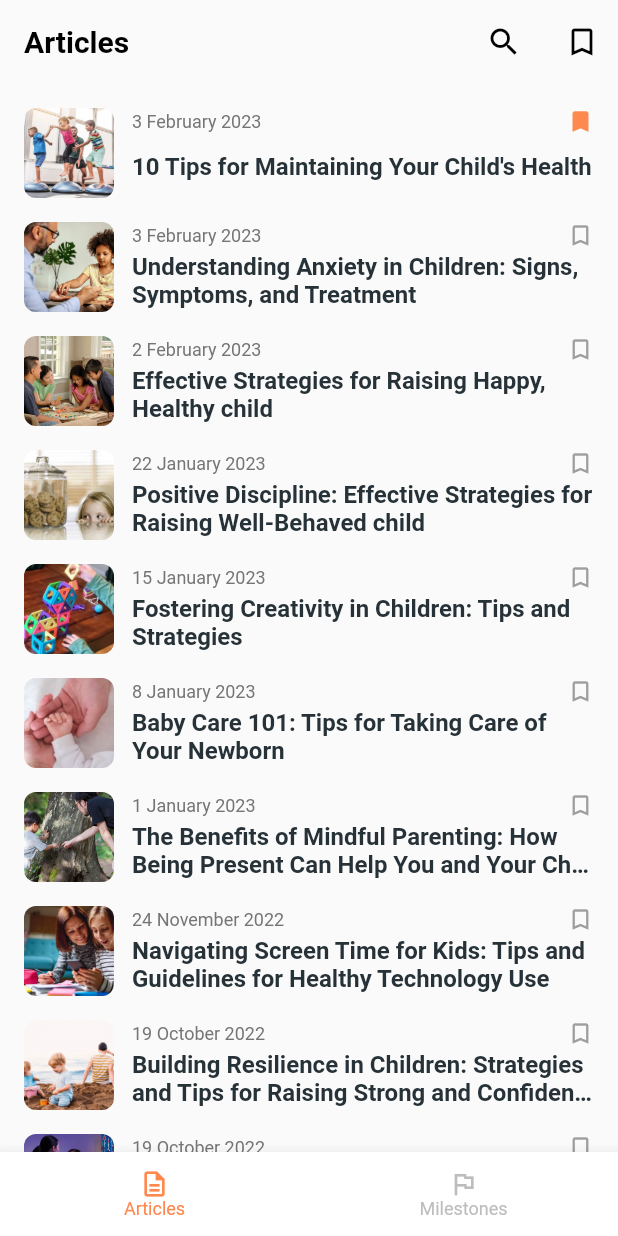
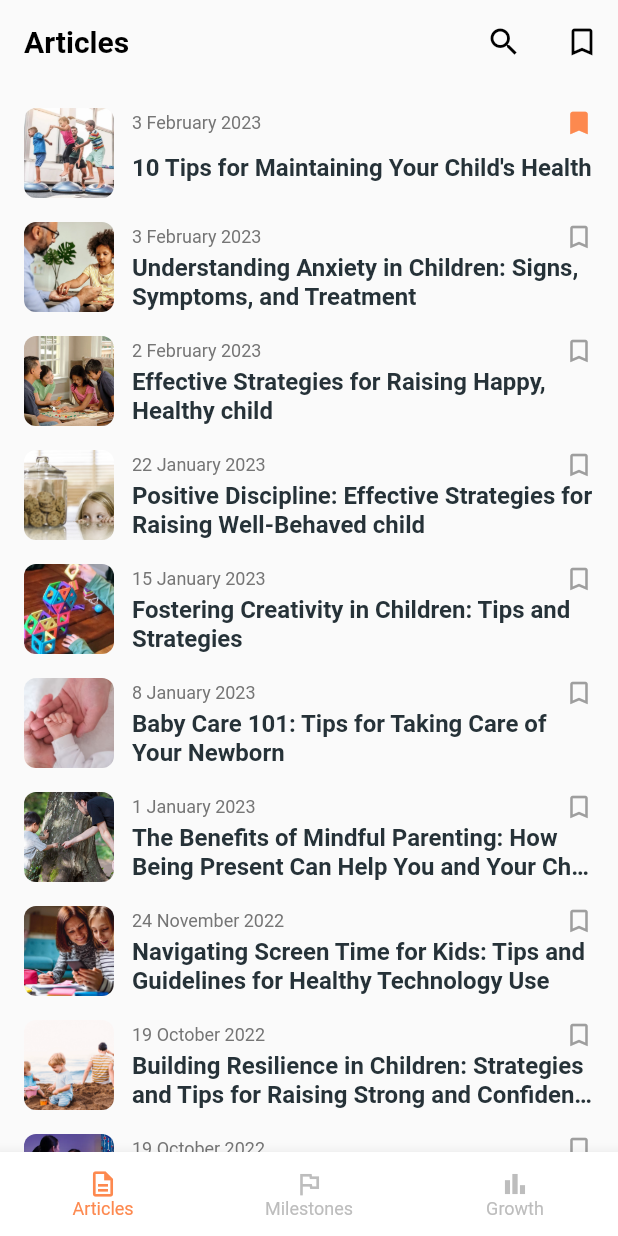
Before and after one commit to Ilgz/care_companion, a Flutter app: the screen it shows after launch, after a tap on the "bookmark outline" icon, on a phone screen of 412 x 824 dp. Run offline on Flutter 3.47's test engine with Material 2 defaults, Android fonts, the phone set to English and light mode, and no system bars; our stand-ins replace bloc, dartz, dropdown_button2, flutter_bloc, flutter_svg, freezed_annotation and 5 more; accounts and stored records are empty.

Commit message:
feat: implement tracker_repository

```diff
--- /dev/null
+++ b/lib/domain/milestone/value_objects.dart
@@ -0,0 +1,13 @@
+import 'package:cash_manager/domain/core/failures.dart';
+import 'package:cash_manager/domain/core/value_objects.dart';
+import 'package:cash_manager/domain/core/value_validators.dart';
+import 'package:dartz/dartz.dart';
+import 'package:hive_flutter/hive_flutter.dart';
+class Measurement extends ValueObject<double>{
+  @override
+  final Either<ValueFailure<double>, double>  value;
+  factory Measurement(double amount){
+    return Measurement._(validateAmountIsGreaterThanZero(amount));
+  }
+  const Measurement._(this.value);
+}
--- a/lib/infrastructure/core/app_injectable_module.dart
+++ b/lib/infrastructure/core/app_injectable_module.dart
@@ -1,4 +1,5 @@
 import 'package:cash_manager/domain/milestone/milestone.dart';
+import 'package:cash_manager/infrastructure/tracker/tracker_dto.dart';
 import 'package:hive_flutter/hive_flutter.dart';
 import 'package:http/http.dart' as http;
 import 'package:injectable/injectable.dart';
@@ -20,4 +21,8 @@ abstract class AppInjectableProdModule {
   @Named("milestoneBox")
   Future<Box<Milestone>> get milestoneBox =>
       Hive.openBox("milestone");
+  @preResolve
+  @Named("trackerBox")
+  Future<Box<TrackerDto>> get trackerBox =>
+      Hive.openBox("tracker");
 }
--- a/lib/presentation/article/widgets/article_card.dart
+++ b/lib/presentation/article/widgets/article_card.dart
@@ -51,7 +51,7 @@ class ArticleCard extends StatelessWidget {
                             }
                           },
                           child: Icon(article.isFav?Icons.bookmark:Icons.bookmark_border_outlined,
-                            size: 18,
+                            size: 20,
                             color:article.isFav?Color(0xfffd894f):Colors.grey,
                           ),
                         )
--- a/lib/presentation/core/constants.dart
+++ b/lib/presentation/core/constants.dart
@@ -4,6 +4,7 @@ import 'package:flutter/material.dart';
 class PageRoutes {
   static const articleOverviewPage = "/articleOverview";
   static const milestoneOverviewPage = "/milestoneOverview";
+  static const trackerPage = "/trackerPage";
   static const articlePage = "articlePage";
   static const introPage = "/intro";
   static const searchPage = "search";
@@ -25,11 +26,11 @@ class AppConstants {
 List<IntroItem> introItems = [
   IntroItem(
       "Simplify your childcare routine",
-      "With our app, you can keep track of your child's schedule, receive personalized advice, and much more.",
+      "With our app, you can keep track of your child's schedule, milestones, and much more.",
       "1"),
   IntroItem(
       "Get customized recommendations for your child",
-      "Our app provides you with personalized advice based on your child's age, preferences, and needs.",
+      "Our app provides you with personalized articles based on your child's age, preferences, and needs.",
       "2"),
   IntroItem(
       "Play and learn with your child",
--- a/lib/presentation/core/router.dart
+++ b/lib/presentation/core/router.dart
@@ -7,6 +7,7 @@ import 'package:cash_manager/presentation/core/constants.dart';
 import 'package:cash_manager/presentation/core/widgets/scaffold_with_bottom.dart';
 import 'package:cash_manager/presentation/intro/intro_page.dart';
 import 'package:cash_manager/presentation/milestone/milestone_overview_page.dart';
+import 'package:cash_manager/presentation/tracker/tracker_page.dart';
 import 'package:flutter/material.dart';
 import 'package:go_router/go_router.dart';
 
@@ -16,21 +17,29 @@ final goRouter = GoRouter(
     navigatorKey: _rootNavigatorKey,
     initialLocation: PageRoutes.articleOverviewPage,
     routes: [
-      ShellRoute(navigatorKey: _shellNavigatorKey,
+      ShellRoute(
+          navigatorKey: _shellNavigatorKey,
           builder: (context, state, child) {
             return ScaffoldWithBottomNavBar(child: child);
           },
           routes: [
-          GoRoute(path: PageRoutes.milestoneOverviewPage, pageBuilder: (context, state) => NoTransitionPage(
+            GoRoute(
+              path: PageRoutes.trackerPage,
+              pageBuilder: (context, state) => NoTransitionPage(
+                child: TrackerPage(),
+              ),
+            ),
+            GoRoute(
+              path: PageRoutes.milestoneOverviewPage,
+              pageBuilder: (context, state) => NoTransitionPage(
                 child: MilestoneOverviewPage(),
-          ),)
-          ,
+              ),
+            ),
             GoRoute(
                 path: PageRoutes.articleOverviewPage,
                 pageBuilder: (context, state) => NoTransitionPage(
                       child: ArticleOverviewPage(),
                     ),
-
                 routes: [
                   GoRoute(
                     parentNavigatorKey: _rootNavigatorKey,
@@ -56,14 +65,13 @@ final goRouter = GoRouter(
                     },
                     path: PageRoutes.articlePage,
                     pageBuilder: (context, state) => NoTransitionPage(
-                    child: ArticlePage( initialArticle: state.extra as Article,),
+                      child: ArticlePage(
+                        initialArticle: state.extra as Article,
                       ),
                     ),
-              ]
                   ),
-        ]
-      ),
-
+                ]),
+          ]),
       GoRoute(
         path: PageRoutes.introPage,
         pageBuilder: (context, state) => NoTransitionPage(
@@ -75,12 +83,15 @@ final goRouter = GoRouter(
 void goToSignInPage(BuildContext context) => context.pushReplacement(
       PageRoutes.articleOverviewPage,
     );
-void goToArticlePage(BuildContext context,Article article) => context.push(
-  "${PageRoutes.articleOverviewPage}/${PageRoutes.articlePage}",extra: article
-);
+
+void goToArticlePage(BuildContext context, Article article) =>
+    context.push("${PageRoutes.articleOverviewPage}/${PageRoutes.articlePage}",
+        extra: article);
+
 void goToSearchPage(BuildContext context) => context.push(
       "${PageRoutes.articleOverviewPage}/${PageRoutes.searchPage}",
     );
+
 void goToSavedPage(BuildContext context) => context.push(
       "${PageRoutes.articleOverviewPage}/${PageRoutes.savedPage}",
     );
--- a/lib/presentation/core/widgets/scaffold_with_bottom.dart
+++ b/lib/presentation/core/widgets/scaffold_with_bottom.dart
@@ -1,6 +1,7 @@
 import 'package:cash_manager/presentation/article/article_overview_page.dart';
 import 'package:cash_manager/presentation/core/constants.dart';
 import 'package:cash_manager/presentation/milestone/milestone_overview_page.dart';
+import 'package:cash_manager/presentation/tracker/tracker_page.dart';
 import 'package:flutter/material.dart';
 import 'package:go_router/go_router.dart';
 
@@ -33,8 +34,8 @@ class _ScaffoldWithBottomNavBarState extends State<ScaffoldWithBottomNavBar> {
 
   final List<Widget> _mainContents = [
     const ArticleOverviewPage(),
-     MilestoneOverviewPage(),
-
+    const MilestoneOverviewPage(),
+    TrackerPage()
   ];
 
   @override
@@ -69,6 +70,9 @@ class _ScaffoldWithBottomNavBarState extends State<ScaffoldWithBottomNavBar> {
                     NavigationRailDestination(
                         icon: Icon(Icons.flag_outlined),
                         label: Text("Milestones")),
+                    NavigationRailDestination(
+                        icon: Icon(Icons.bar_chart),
+                        label: Text("Growth")),
                   ],
                 )
               ],
@@ -120,4 +124,9 @@ const tabs = [
     icon: Icon(Icons.flag_outlined),
     label: 'Milestones',
   ),
+  ScaffoldWithNavBarTabItem(
+    initialLocation: PageRoutes.trackerPage,
+    icon: Icon(Icons.bar_chart),
+    label: 'Growth',
+  ),
 ];
--- /dev/null
+++ b/lib/presentation/tracker/tracker_page.dart
@@ -0,0 +1,29 @@
+import 'package:cash_manager/domain/milestone/value_objects.dart';
+import 'package:cash_manager/domain/tracker/tracker.dart';
+import 'package:cash_manager/presentation/core/widgets/custom_scaffold.dart';
+import 'package:cash_manager/presentation/tracker/widgets/tracker_chart.dart';
+import 'package:flutter/material.dart';
+import 'package:syncfusion_flutter_charts/charts.dart';
+
+class TrackerPage extends StatelessWidget {
+  TrackerPage({Key? key}) : super(key: key);
+  final List<Tracker> trackerDataList = [
+    Tracker(date: DateTime(2023, 1, 1), height: Measurement(50), weight: Measurement(3.5)),
+    Tracker(date: DateTime(2023, 2, 1), height: Measurement(70), weight: Measurement(5.5)),
+    Tracker(date: DateTime(2023, 3, 1), height: Measurement(80), weight: Measurement(5.5)),
+    Tracker(date: DateTime(2023, 4, 1), height: Measurement(60), weight: Measurement(5.9)),
+    Tracker(date: DateTime(2023, 5, 1), height: Measurement(90), weight: Measurement(5.9)),
+  ];
+
+  @override
+  Widget build(BuildContext context) {
+    return CustomScaffold(
+        title: "Tracker",
+        isScrolling: true,
+        body: Column(
+          children: [
+            TrackerChart(trackerDataList: trackerDataList, isHeightGrowChart: false,),
+          ],
+        ));
+  }
+}
--- /dev/null
+++ b/lib/presentation/tracker/widgets/indicator_text.dart
@@ -0,0 +1,19 @@
+import 'package:flutter/material.dart';
+
+class IndicatorText extends StatelessWidget {
+  const IndicatorText({Key? key, required this.indicatorName, required this.indicatorValue}) : super(key: key);
+  final String indicatorName;
+  final String indicatorValue;
+  @override
+  Widget build(BuildContext context) {
+    return Expanded(
+      child: Center(
+        child: Column(children: [
+          Text(indicatorName,style: TextStyle(fontSize: 12,color: Colors.grey[600]),),
+          SizedBox(height: 4,),
+          Text(indicatorValue,style: TextStyle(fontSize: 16,fontWeight: FontWeight.bold),),
+        ],),
+      ),
+    );
+  }
+}
--- /dev/null
+++ b/lib/presentation/tracker/widgets/tracker_chart.dart
@@ -0,0 +1,101 @@
+import 'package:cash_manager/domain/tracker/tracker.dart';
+import 'package:cash_manager/presentation/tracker/tracker_page.dart';
+import 'package:cash_manager/presentation/tracker/widgets/indicator_text.dart';
+import 'package:flutter/material.dart';
+import 'package:syncfusion_flutter_charts/charts.dart';
+
+class TrackerChart extends StatelessWidget {
+  const TrackerChart({
+    super.key,
+    required this.trackerDataList, required this.isHeightGrowChart,
+  });
+  final bool isHeightGrowChart;
+  final List<Tracker> trackerDataList;
+
+  @override
+  Widget build(BuildContext context) {
+    return Material(
+      elevation: 4,
+      borderRadius: BorderRadius.circular(16),
+      child: Container(
+        decoration: BoxDecoration(
+            color: Colors.white, borderRadius: BorderRadius.circular(16)),
+        padding: EdgeInsets.all(16),
+        height: 400,
+        child: Column(
+          children: [
+            Row(
+              children: [
+                Text(
+                  "weight(kg)",
+                  style: TextStyle(fontWeight: FontWeight.bold),
+                ),
+                Spacer(),
+                Icon(
+                  Icons.add,
+                  color: Color(0xfffd894f),
+                )
+              ],
+            ),
+            SizedBox(
+              height: 16,
+            ),
+            IntrinsicHeight(
+              child: Row(
+                mainAxisAlignment: MainAxisAlignment.spaceEvenly,
+                children: [
+                  IndicatorText(
+                      indicatorName: "Current:", indicatorValue: "176.4"),
+                  VerticalDivider(
+                    width: 1,
+                  ),
+                  IndicatorText(
+                      indicatorName: "Last thirty days:",
+                      indicatorValue: "+44.1"),
+                  VerticalDivider(
+                    width: 1,
+                  ),
+                  IndicatorText(
+                      indicatorName: "Annual average:",
+                      indicatorValue: "147.0"),
+                ],
+              ),
+            ),
+            SizedBox(
+              height: 16,
+            ),
+            Expanded(
+              child: SfCartesianChart(
+                legend: Legend(
+                  isVisible: false,
+                ),
+                plotAreaBorderWidth: 0,
+                primaryXAxis: DateTimeAxis(
+                  majorGridLines: MajorGridLines(
+                    width: 0,
+                  ),
+                ),
+                primaryYAxis: NumericAxis(
+                  axisLine: AxisLine(width: 0, color: Colors.red),
+                  minorGridLines: MinorGridLines(width: 0),
+                  minorTickLines: MinorTickLines(size: 0),
+                ),
+                series: <ChartSeries>[
+                  LineSeries<Tracker, DateTime>(
+                    legendItemText: "Ilgiz",
+                    legendIconType: LegendIconType.diamond,
+                    color: Color(0xfffd894f),
+                    dataSource: trackerDataList,
+                    xValueMapper: (Tracker tracker, _) => tracker.date,
+                    yValueMapper: (Tracker tracker, _) =>
+                        tracker.weight.getOrCrash(),
+                  ),
+                ],
+              ),
+            ),
+          ],
+        ),
+      ),
+    );
+  }
+}
--- a/pubspec.yaml
+++ b/pubspec.yaml
@@ -48,6 +48,7 @@ dependencies:
   uuid: ^3.0.7
   flutter_svg: any
   dropdown_button2: ^2.1.0
+  syncfusion_flutter_charts: ^21.1.41
 
   # The following adds the Cupertino Icons font to your application.
   # Use with the CupertinoIcons class for iOS style icons.
```
Also changed, not shown: lib/domain/tracker/i_tracker_repository.dart (added, +11 -0 lines), lib/domain/tracker/tracker.dart (added, +30 -0 lines), lib/domain/tracker/tracker_failure.dart (added, +8 -0 lines), lib/infrastructure/tracker/tracker_dto.dart (added, +30 -0 lines), lib/infrastructure/tracker/tracker_repository.dart (added, +40 -0 lines), lib/domain/tracker/tracker.freezed.dart (added), lib/domain/tracker/tracker_failure.freezed.dart (added), lib/infrastructure/tracker/tracker_dto.freezed.dart (added), lib/infrastructure/tracker/tracker_dto.g.dart (added), lib/injection.config.dart, pubspec.lock. Lines whose indentation alone changed are shown as unchanged.
